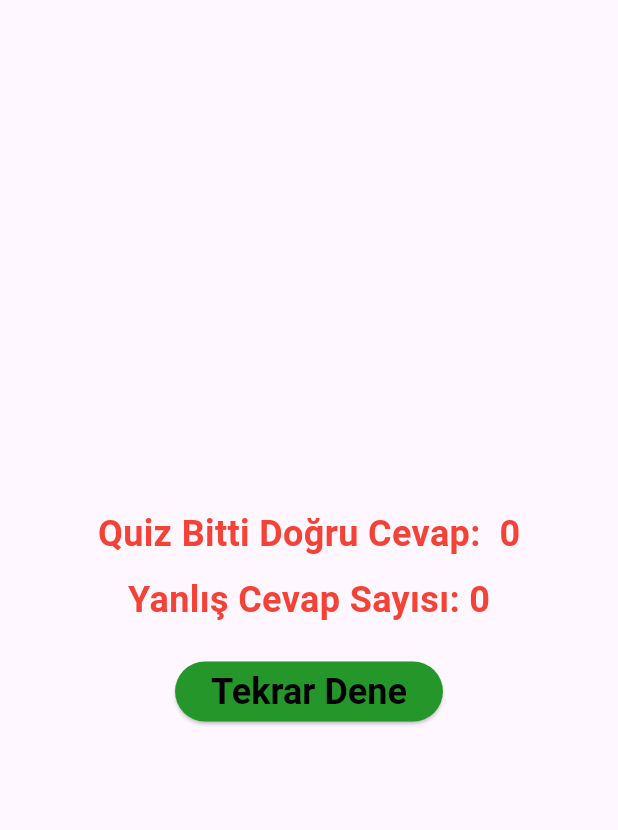
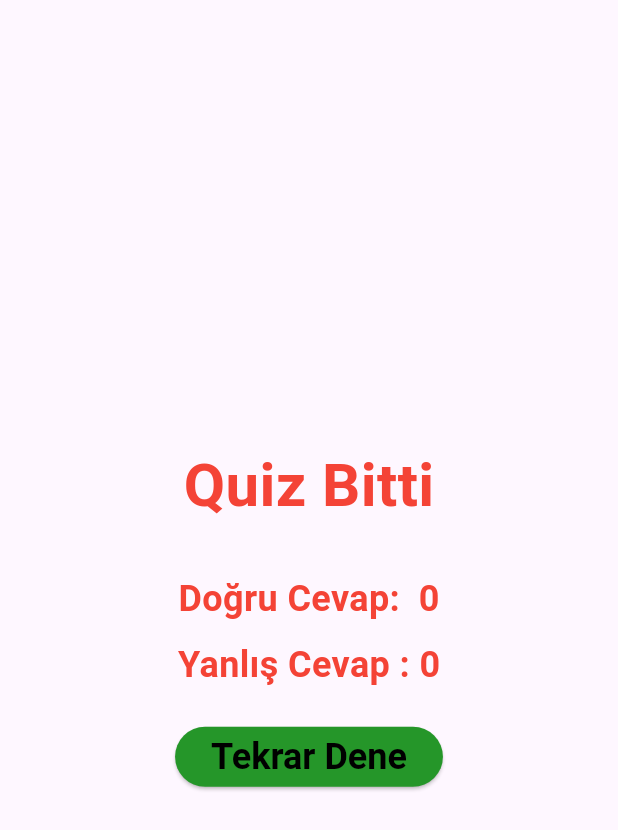
Before and after one commit to AtakulS/Quiz_App, a Flutter app: the ResultScreen screen opened directly with empty values, on a phone screen of 412 x 824 dp. Shown: the top 830 px of the screen. Run offline on Flutter 3.47's test engine with Material 3 defaults, Android fonts, the phone set to English and light mode, and no system bars.

Commit message:
sonuş ekran düzenleme
sonuç ekranı düzenlendi

```diff
--- a/lib/screens/result_screen.dart
+++ b/lib/screens/result_screen.dart
@@ -26,8 +26,19 @@ class ResultScreen extends StatelessWidget {
         child: Column(
           mainAxisAlignment: MainAxisAlignment.center,
           children: [
+            const Text(
+              'Quiz Bitti',
+              style: TextStyle(
+                fontSize: 40,
+                fontWeight: FontWeight.bold,
+                color: Colors.red,
+              ),
+            ),
+            const SizedBox(
+              height: 30,
+            ),
             Text(
-              'Quiz Bitti Doğru Cevap:  $score',
+              'Doğru Cevap:  $score',
               style: const TextStyle(
                 fontSize: 24,
                 fontWeight: FontWeight.bold,
@@ -38,7 +49,7 @@ class ResultScreen extends StatelessWidget {
               height: 10,
             ),
             Text(
-              'Yanlış Cevap Sayısı: $wrongAnswer',
+              'Yanlış Cevap : $wrongAnswer',
               style: const TextStyle(
                 fontSize: 24,
                 fontWeight: FontWeight.bold,
```
